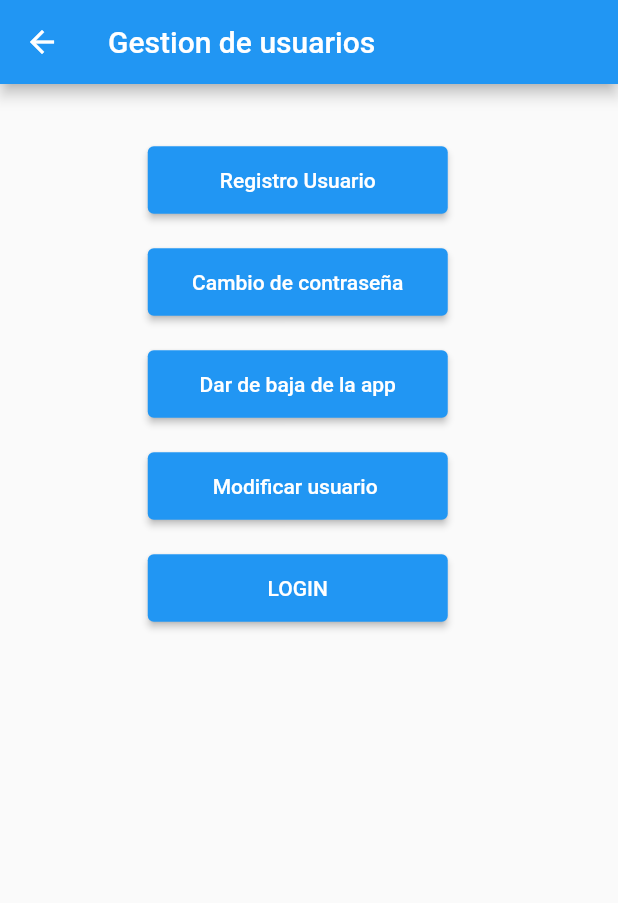
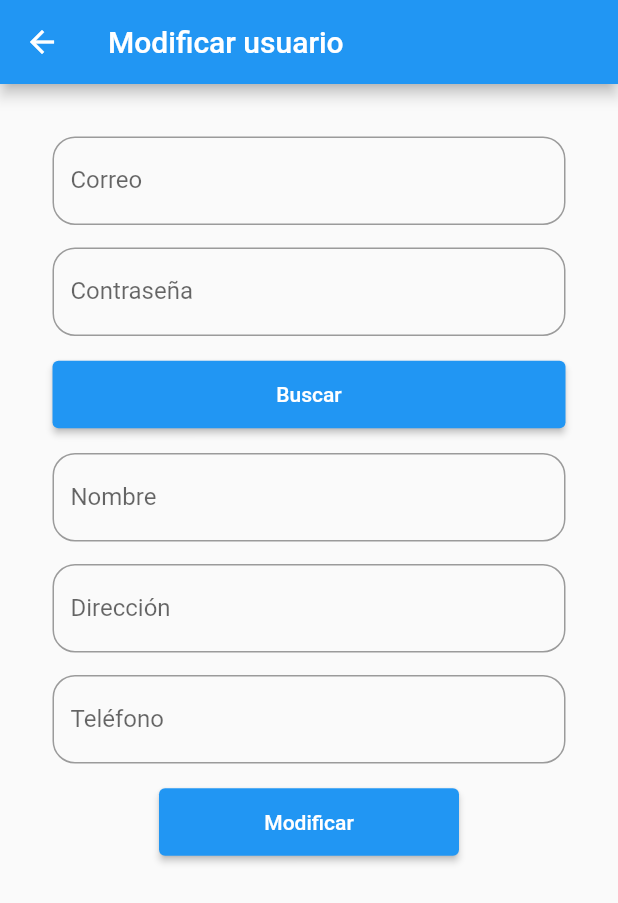
Before and after one commit to Leonardov7/AppFlutter013, a Flutter app: the GestionUsuario screen opened directly, after a tap on "Modificar usuario", on a phone screen of 412 x 824 dp. Shown: the top 903 px of the screen. Run offline on Flutter 3.47's test engine with Material 2 defaults, Android fonts, the phone set to English and light mode, and no system bars; our stand-ins replace cloud_firestore, firebase_core; accounts and stored records are empty.

Commit message:
Gestion usuario

```diff
--- a/lib/Usuarios/GestionUsuario.dart
+++ b/lib/Usuarios/GestionUsuario.dart
@@ -3,6 +3,7 @@ import 'package:flutter/material.dart';
 import 'RegistroUsuario.dart';
 import 'Login.dart';
 import 'CambioPass.dart';
+import 'ModificarUsuario.dart';
 
 class GestionUsuario extends StatefulWidget {
   @override
@@ -114,7 +115,9 @@ class GestionUsuarioApp extends State<GestionUsuario> {
               padding: EdgeInsets.only(left: 5, top: 20, right: 20, bottom: 0),
               child: Center(
                 child: ElevatedButton(
-                  onPressed: () {},
+                  onPressed: () {
+                    Navigator.push(context, MaterialPageRoute(builder: (_) => ModificarUsuario()));
+                  },
                   style: ElevatedButton.styleFrom(minimumSize: Size(200, 45)),
                   child: Text("Modificar usuario "),
                 ),
--- a/lib/Usuarios/Login.dart
+++ b/lib/Usuarios/Login.dart
@@ -25,8 +25,7 @@ class LoginApp extends State<Login> {
             if (cursor.get("Contraseña")==pass.text){
               print("usuario_encontrado");
               flag=1;
-              Navigator.push(context,
-                  MaterialPageRoute(builder: (_) => busqueda()));
+             // Navigator.push(context,MaterialPageRoute(builder: (_) => busqueda()));
             }
           }
         }//fin de for
--- a/lib/Usuarios/ModificarUsuario.dart
+++ b/lib/Usuarios/ModificarUsuario.dart
@@ -0,0 +1,194 @@
+import 'package:cloud_firestore/cloud_firestore.dart';
+import 'package:flutter/material.dart';
+
+class ModificarUsuario extends StatefulWidget {
+  @override
+  ModificarUsuarioApp createState() => ModificarUsuarioApp();
+}
+
+class ModificarUsuarioApp extends State<ModificarUsuario> {
+  final firebase = FirebaseFirestore.instance;
+  TextEditingController nombre = TextEditingController();
+  TextEditingController direccion = TextEditingController();
+  TextEditingController telefono = TextEditingController();
+  TextEditingController correo = TextEditingController();
+  TextEditingController pass = TextEditingController();
+  String docId="";
+  String password="";
+  String CorreoI="";
+  bool estado=false;
+  validarDatos() async{
+    try{
+      CollectionReference ref=FirebaseFirestore.instance.collection("Usuarios");
+      QuerySnapshot usuario= await ref.get();
+      if(usuario.docs.length !=0){
+        int flag=0;
+        for(var cursor in usuario.docs){
+          //print(cursor.get("Correo"));
+          if(cursor.get("Correo")==correo.text){
+            // print("Correo encotrado");
+            if (cursor.get("Contraseña")==pass.text){
+              flag=1;
+              nombre.text=cursor.get("Nombre");
+              direccion.text=cursor.get("Direccion");
+              telefono.text=cursor.get("Telefono");
+              this.docId=cursor.id;
+              this.CorreoI=cursor.get("Correo");
+              this.password=cursor.get("Contraseña");
+              this.estado=cursor.get("Estado");
+            }
+          }
+        }//fin de for
+        if (flag==0){
+          mensaje("Login","Usuario NO encontrado");
+        }
+      }else{
+        print("Collección vacía");
+      }
+    }catch (e){
+    }
+  }
+
+
+ modificarUsuario() async {
+    try {
+      await firebase
+          .collection("Usuarios")
+          .doc(docId)
+          .set({
+        "Nombre":nombre.text,
+        "Direccion":direccion.text,
+        "Telefono":telefono.text,
+        "Correo":this.CorreoI,
+        "Contraseña":this.password,
+        "Estado":this.estado
+      });
+      mensaje("Correcto","Registro correto");
+    } catch (e) {
+      print(e);
+      mensaje("Error...",""+e.toString());
+    }
+  }
+
+  @override
+  Widget build(BuildContext context) {
+    return Scaffold(
+      appBar: AppBar(
+        title: Text("Modificar usuario"),
+      ),body: SingleChildScrollView(
+      padding: const EdgeInsets.all(20),
+      child: Column(
+        children: [
+          Padding(
+            padding: EdgeInsets.only(left: 15, top: 15, right: 15, bottom: 0),
+            child: TextField(
+              controller: correo,
+              decoration: InputDecoration(
+                  labelText: "Correo",
+                  hintText: "Digite correo",
+                  border: OutlineInputBorder(
+                      borderRadius: BorderRadius.circular(15))),
+            ),
+          ),Padding(
+            padding: EdgeInsets.only(left: 15, top: 15, right: 15, bottom: 0),
+            child: TextField(
+              controller: pass,
+              obscureText: true,
+              decoration: InputDecoration(
+                  labelText: "Contraseña",
+                  hintText: "Digite contraseña",
+                  border: OutlineInputBorder(
+                      borderRadius: BorderRadius.circular(15))),
+            ),
+          ),
+          Padding(
+            padding:
+            EdgeInsets.only(left: 15, top: 15, right: 15, bottom: 0),
+            child: ElevatedButton(
+              style: ElevatedButton.styleFrom(minimumSize: Size(500, 45)),
+              onPressed: () {
+                validarDatos();
+              },
+              child: Text("Buscar"),
+            ),
+          ),
+          Padding(
+            padding: EdgeInsets.only(left: 15, top: 15, right: 15, bottom: 0),
+            child: TextField(
+              controller: nombre,
+              decoration: InputDecoration(
+                  labelText: "Nombre",
+                  hintText: "Digite el nombre del usuario",
+                  border: OutlineInputBorder(
+                      borderRadius: BorderRadius.circular(15))),
+            ),
+          ),
+          Padding(
+            padding: EdgeInsets.only(left: 15, top: 15, right: 15, bottom: 0),
+            child: TextField(
+              controller: direccion,
+              decoration: InputDecoration(
+                  labelText: "Dirección",
+                  hintText: "Digite el dirección del usuario",
+                  border: OutlineInputBorder(
+                      borderRadius: BorderRadius.circular(15))),
+            ),
+          ),
+          Padding(
+            padding: EdgeInsets.only(left: 15, top: 15, right: 15, bottom: 0),
+            child: TextField(
+              controller: telefono,
+              decoration: InputDecoration(
+                  labelText: "Teléfono",
+                  hintText: "Digite teléfono",
+                  border: OutlineInputBorder(
+                      borderRadius: BorderRadius.circular(15))),
+            ),
+          ),
+
+
+          Padding(
+            padding:
+            EdgeInsets.only(left: 15, top: 15, right: 15, bottom: 0),
+            child: ElevatedButton(
+              style: ElevatedButton.styleFrom(minimumSize: Size(200, 45)),
+              onPressed: () {
+                modificarUsuario();
+                nombre.clear();
+                direccion.clear();
+                telefono.clear();
+                correo.clear();
+                pass.clear();
+
+              },
+              child: Text("Modificar"),
+            ),
+          ),
+        ],
+      ),
+    ),
+    );
+  }
+  void mensaje(String titulo,String mess ){
+    showDialog(
+        context:context,
+        builder: (builcontext){
+          return AlertDialog(
+            title: Text(titulo),
+            content: Text(mess),
+            actions: [
+              RaisedButton(
+                onPressed: (){
+                  Navigator.of(context).pop();
+                },
+                child:Text("Aceptar",
+                    style:TextStyle(color:Colors.blueGrey)),
+              ),
+            ],
+          ) ;
+        }
+    );
+  }
+
+
+}
```
Also changed, not shown: lib/Tiendas/GestionTienda.dart (added, +54 -0 lines), lib/Tiendas/ShopOne.dart (added, +145 -0 lines), lib/busqueda.dart (+84 -0 lines), lib/main.dart (+11 -16 lines), lib/Usuarios/BajaUsuario.dart (deleted).
